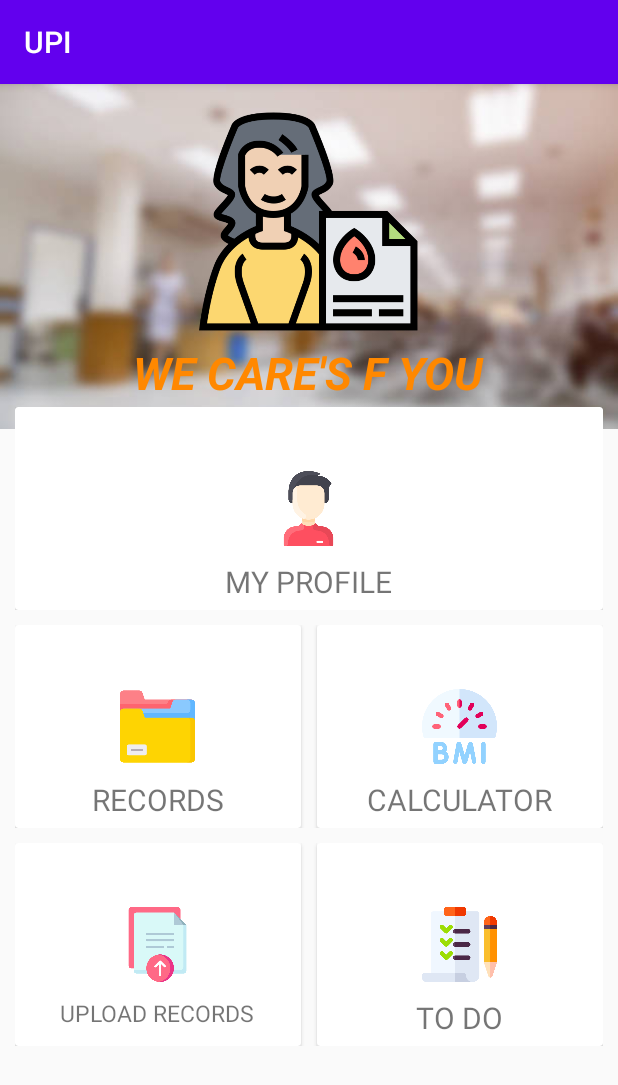
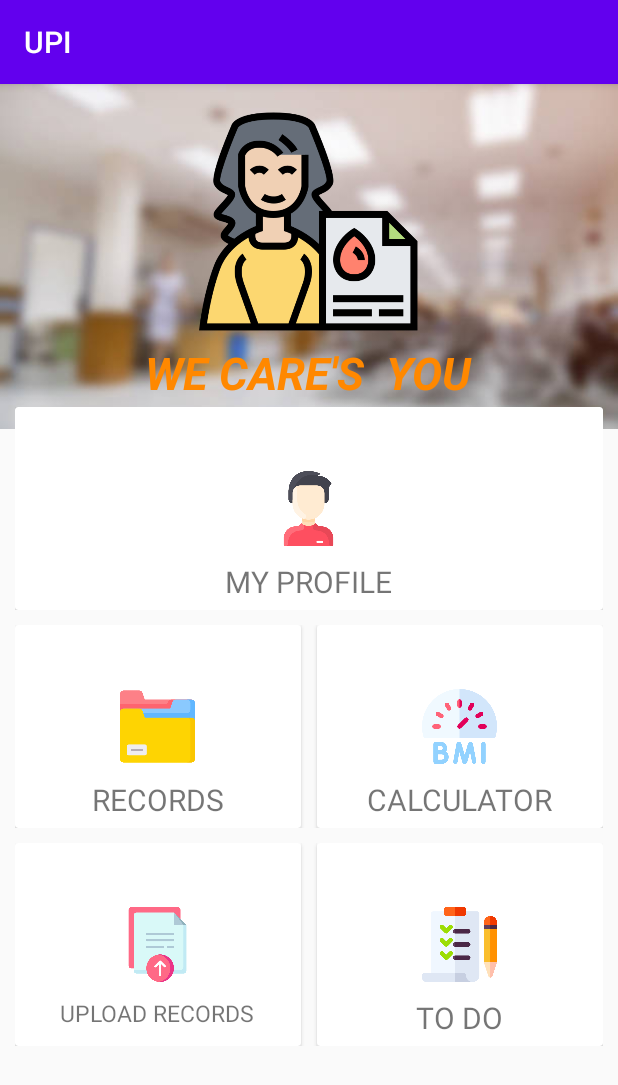
Before and after one commit to Mini-Project-GLAU-2020-21/Patient-s_Unique_Identification, an Android app: the Dash screen opened directly, with no data from a screen before it, on a phone screen of 412 x 824 dp. Shown: the top 1085 px of the screen. Run offline under Robolectric (Android 15) with nearby library versions, the phone set to English and light mode, and no system bars; Roboto replaces fonts that are not available here.

Commit message:
Initial Commit

```diff
--- a/app/src/main/res/layout/activity_dash.xml
+++ b/app/src/main/res/layout/activity_dash.xml
@@ -41,7 +41,7 @@
                         android:layout_height="wrap_content"
                         android:layout_marginTop="5dp"
                         android:fontFamily="@font/aclonica"
-                        android:text="WE CARE'S F YOU"
+                        android:text="WE CARE'S  YOU"
                         android:textAllCaps="true"
                         android:textColor="@android:color/holo_orange_dark"
                         android:textSize="30sp"
```
